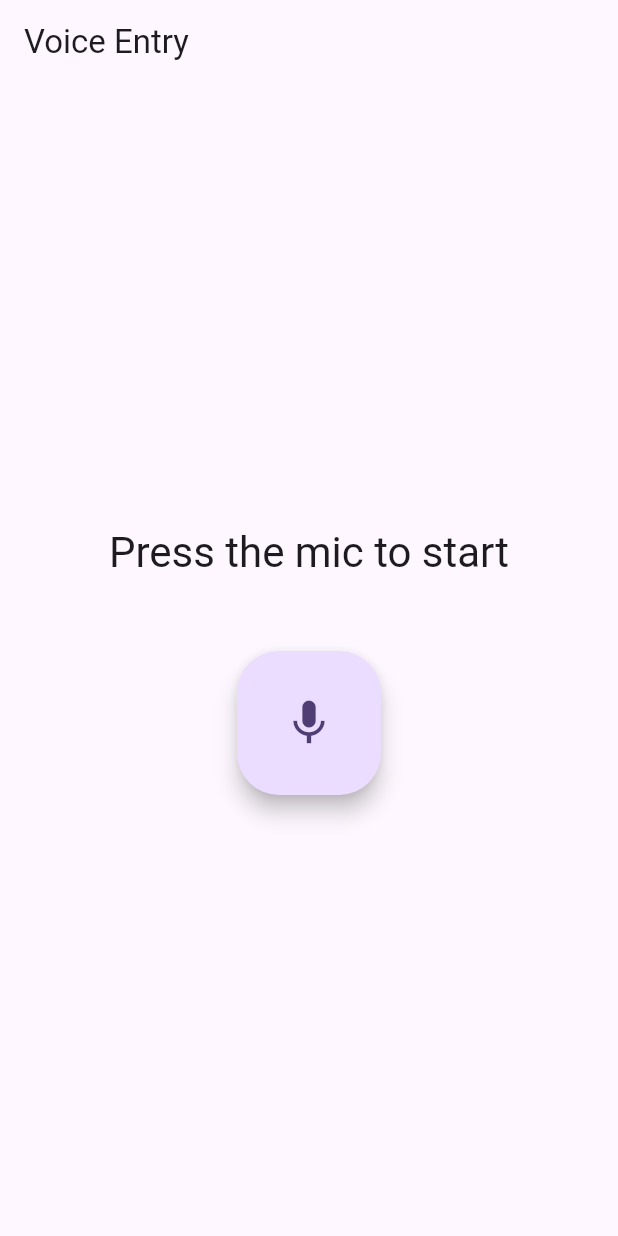
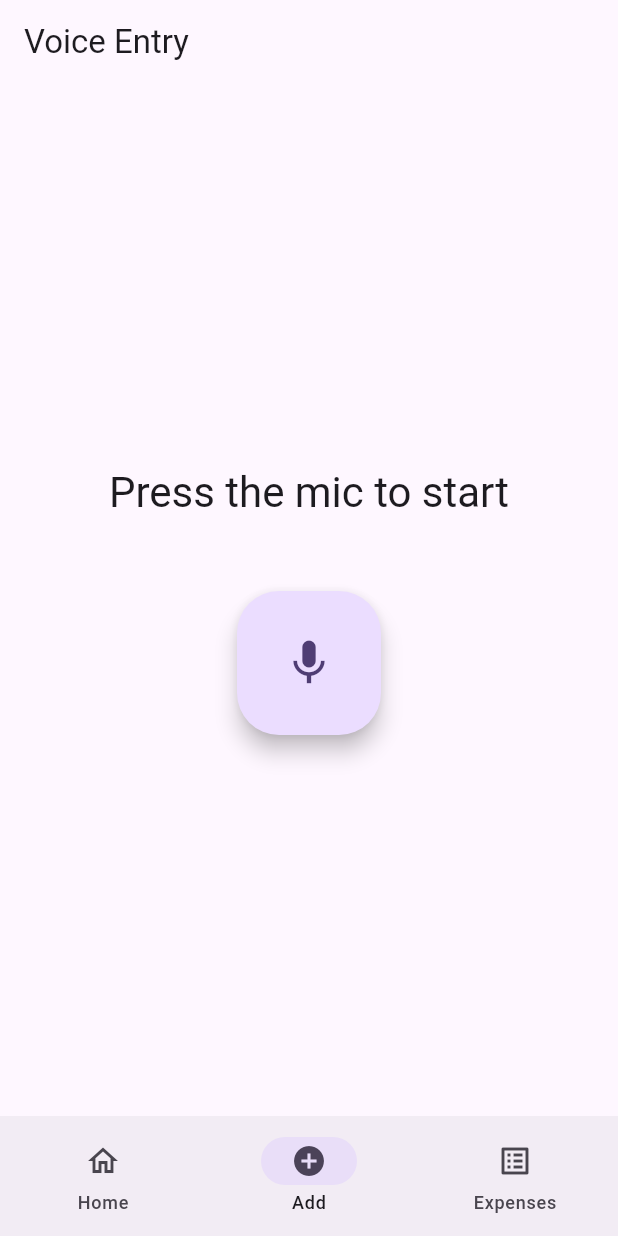
Before and after one commit to HenintsoaPaul/poketra-vy, a Flutter app: the VoiceExpenseScreen screen opened by its route, on a phone screen of 412 x 824 dp. Run offline on Flutter 3.47's test engine with Material 3 defaults, Android fonts, the phone set to English and light mode, and no system bars; our stand-ins replace flutter_riverpod, go_router, hive, hive_flutter, speech_to_text; accounts and stored records are empty.

Commit message:
feat: bottom navigation

```diff
--- a/lib/app_router.dart
+++ b/lib/app_router.dart
@@ -1,17 +1,42 @@
 import 'package:go_router/go_router.dart';
+import 'features/home/screens/home_screen.dart';
 import 'features/expenses/screens/expenses_list_screen.dart';
 import 'features/expenses/screens/voice_expense_screen.dart';
+import 'core/navigation/main_shell_screen.dart';
 
 final appRouter = GoRouter(
   initialLocation: '/',
   routes: [
-    GoRoute(
-      path: '/',
-      builder: (context, state) => const ExpensesListScreen(),
-    ),
-    GoRoute(
-      path: '/voice',
-      builder: (context, state) => const VoiceExpenseScreen(),
+    StatefulShellRoute.indexedStack(
+      builder: (context, state, navigationShell) {
+        return ScaffoldWithNavBar(navigationShell: navigationShell);
+      },
+      branches: [
+        // Home branch
+        StatefulShellBranch(
+          routes: [
+            GoRoute(path: '/', builder: (context, state) => const HomeScreen()),
+          ],
+        ),
+        // Record branch
+        StatefulShellBranch(
+          routes: [
+            GoRoute(
+              path: '/record',
+              builder: (context, state) => const VoiceExpenseScreen(),
+            ),
+          ],
+        ),
+        // Expenses branch
+        StatefulShellBranch(
+          routes: [
+            GoRoute(
+              path: '/expenses',
+              builder: (context, state) => const ExpensesListScreen(),
+            ),
+          ],
+        ),
+      ],
     ),
   ],
 );
--- /dev/null
+++ b/lib/core/navigation/main_shell_screen.dart
@@ -0,0 +1,42 @@
+import 'package:flutter/material.dart';
+import 'package:go_router/go_router.dart';
+
+/// Widget that wraps screens with a bottom navigation bar
+class ScaffoldWithNavBar extends StatelessWidget {
+  const ScaffoldWithNavBar({required this.navigationShell, super.key});
+
+  final StatefulNavigationShell navigationShell;
+
+  @override
+  Widget build(BuildContext context) {
+    return Scaffold(
+      body: navigationShell,
+      bottomNavigationBar: NavigationBar(
+        selectedIndex: navigationShell.currentIndex,
+        onDestinationSelected: (int index) {
+          navigationShell.goBranch(
+            index,
+            initialLocation: index == navigationShell.currentIndex,
+          );
+        },
+        destinations: const [
+          NavigationDestination(
+            icon: Icon(Icons.home_outlined),
+            selectedIcon: Icon(Icons.home),
+            label: 'Home',
+          ),
+          NavigationDestination(
+            icon: Icon(Icons.add_circle_outline),
+            selectedIcon: Icon(Icons.add_circle),
+            label: 'Add',
+          ),
+          NavigationDestination(
+            icon: Icon(Icons.list_alt_outlined),
+            selectedIcon: Icon(Icons.list_alt),
+            label: 'Expenses',
+          ),
+        ],
+      ),
+    );
+  }
+}
--- a/lib/features/expenses/screens/expenses_list_screen.dart
+++ b/lib/features/expenses/screens/expenses_list_screen.dart
@@ -1,6 +1,5 @@
 import 'package:flutter/material.dart';
 import 'package:flutter_riverpod/flutter_riverpod.dart';
-import 'package:go_router/go_router.dart';
 import '../providers/expenses_provider.dart';
 import '../providers/expense_filter_provider.dart';
 import '../widgets/expense_tile.dart';
@@ -58,10 +57,6 @@ class ExpensesListScreen extends ConsumerWidget {
           ),
         ],
       ),
-      floatingActionButton: FloatingActionButton(
-        onPressed: () => context.push('/voice'),
-        child: const Icon(Icons.mic),
-      ),
     );
   }
 }
--- a/lib/features/expenses/screens/voice_expense_screen.dart
+++ b/lib/features/expenses/screens/voice_expense_screen.dart
@@ -99,7 +99,7 @@ class _VoiceExpenseScreenState extends ConsumerState<VoiceExpenseScreen> {
                 ),
               ),
             );
-            context.pop();
+            context.go('/expenses');
           }
         } else if (confirmed == false) {
           // User wants to retry
```
